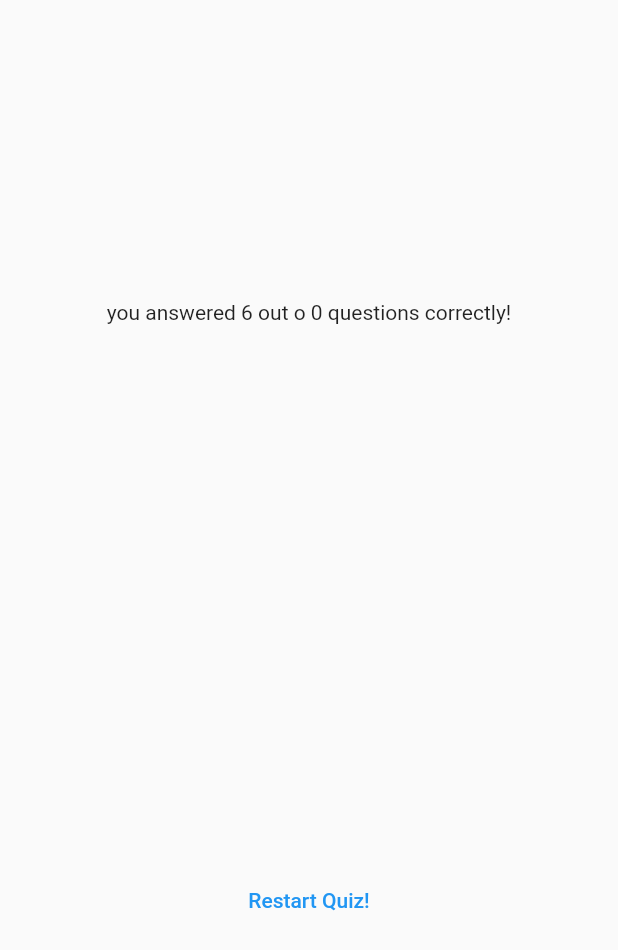
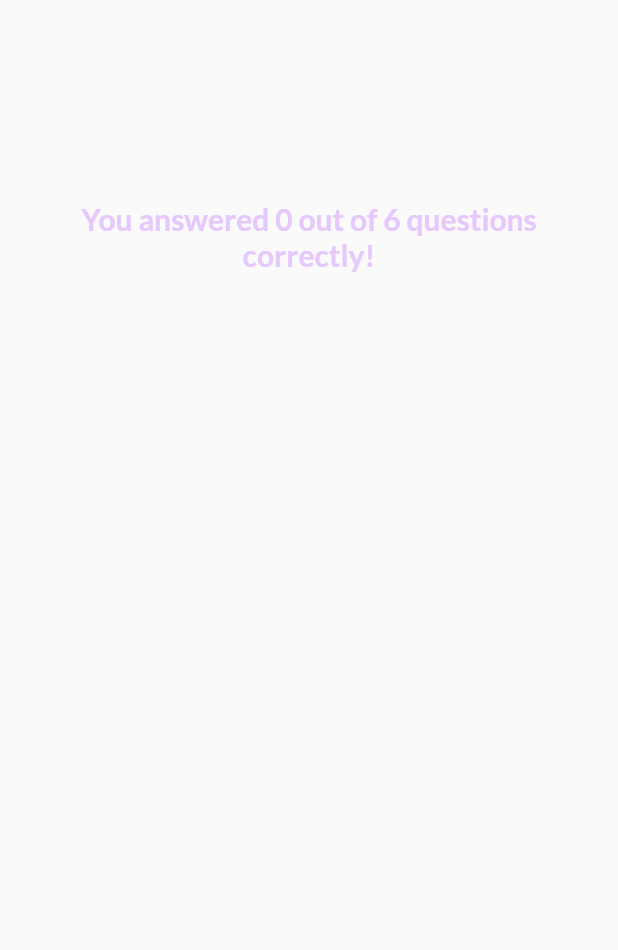
Before and after one commit to ayoline/quiz_app, a Flutter app: the ResultsScreen widget shown alone on an empty page, opened directly with empty values, on a phone screen of 412 x 824 dp. Shown: the top 950 px of the screen. Run offline on Flutter 3.47's test engine with Material 2 defaults, Android fonts, the phone set to English and light mode, and no system bars; our stand-ins replace google_fonts.

Commit message:
finish the quiz app

```diff
--- /dev/null
+++ b/lib/questions_summary/questions_summary.dart
@@ -0,0 +1,28 @@
+import 'package:flutter/material.dart';
+
+import './summary_item.dart';
+
+class QuestionsSummary extends StatelessWidget {
+  final List<Map<String, Object>> summaryData;
+
+  const QuestionsSummary(
+    this.summaryData, {
+    super.key,
+  });
+
+  @override
+  Widget build(BuildContext context) {
+    return SizedBox(
+      height: 400,
+      child: SingleChildScrollView(
+        child: Column(
+          children: summaryData.map(
+            (data) {
+              return SummaryItem(data);
+            },
+          ).toList(),
+        ),
+      ),
+    );
+  }
+}
--- a/lib/results_screen.dart
+++ b/lib/results_screen.dart
@@ -1,13 +1,16 @@
 import 'package:flutter/material.dart';
-import 'package:quiz_app/questions_summary.dart';
 
+import 'package:quiz_app/questions_summary/questions_summary.dart';
 import '../data/questions.dart';
+import 'package:google_fonts/google_fonts.dart';
 
 class ResultsScreen extends StatelessWidget {
   final List<String> chosenAnswers;
+  final void Function() onRestart;
 
   const ResultsScreen({
     required this.chosenAnswers,
+    required this.onRestart,
     super.key,
   });
 
@@ -15,12 +18,14 @@ class ResultsScreen extends StatelessWidget {
     final List<Map<String, Object>> summary = [];
 
     for (var i = 0; i < chosenAnswers.length; i++) {
-      summary.add({
+      summary.add(
+        {
           'question_index': i,
           'question': questions[i].text,
           'correct_answer': questions[i].answers[0],
           'user_answer': chosenAnswers[i],
-      });
+        },
+      );
     }
 
     return summary;
@@ -42,19 +47,25 @@ class ResultsScreen extends StatelessWidget {
           mainAxisAlignment: MainAxisAlignment.center,
           children: [
             Text(
-              "you answered $numTotalQuestions out o $numCorrectQuestions questions correctly!",
+              'You answered $numCorrectQuestions out of $numTotalQuestions questions correctly!',
+              style: GoogleFonts.lato(
+                color: const Color.fromARGB(255, 230, 200, 253),
+                fontSize: 20,
+                fontWeight: FontWeight.bold,
               ),
-            const SizedBox(
-              height: 30,
+              textAlign: TextAlign.center,
             ),
+            const SizedBox(height: 30),
             QuestionsSummary(summaryData),
-            const SizedBox(
-              height: 30,
+            const SizedBox(height: 30),
+            TextButton.icon(
+              onPressed: onRestart,
+              style: TextButton.styleFrom(
+                foregroundColor: Colors.white,
               ),
-            TextButton(
-              onPressed: () {},
-              child: const Text("Restart Quiz!"),
-            )
+              icon: const Icon(Icons.refresh),
+              label: const Text('Restart Quiz!'),
+            ),
           ],
         ),
       ),
```
Also changed, not shown: lib/questions_summary.dart (deleted, +0 -38 lines), lib/questions_summary/question_identifier.dart (added, +36 -0 lines), lib/questions_summary/summary_item.dart (added, +53 -0 lines), lib/quiz.dart (+8 -0 lines). Lines whose indentation alone changed are shown as unchanged.
